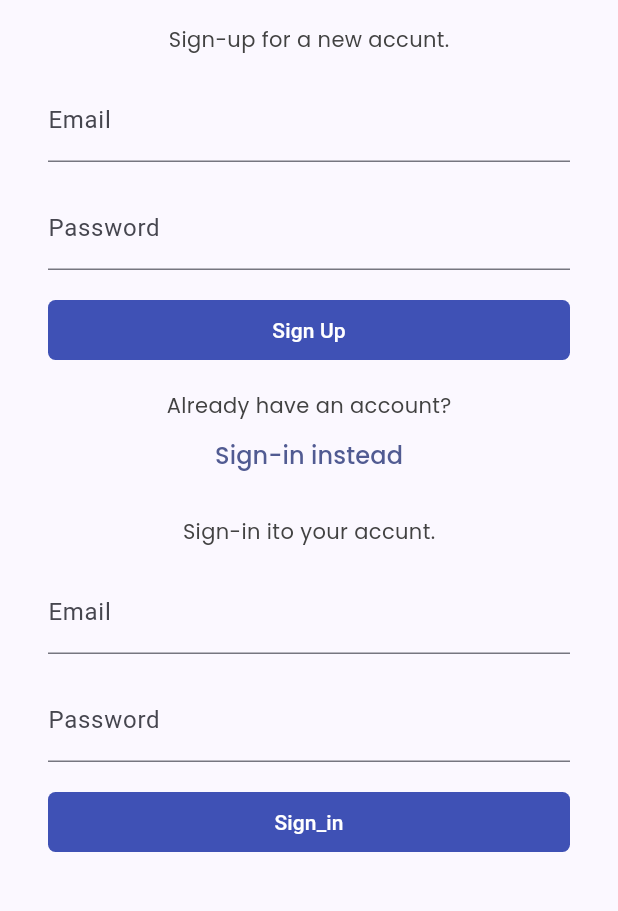
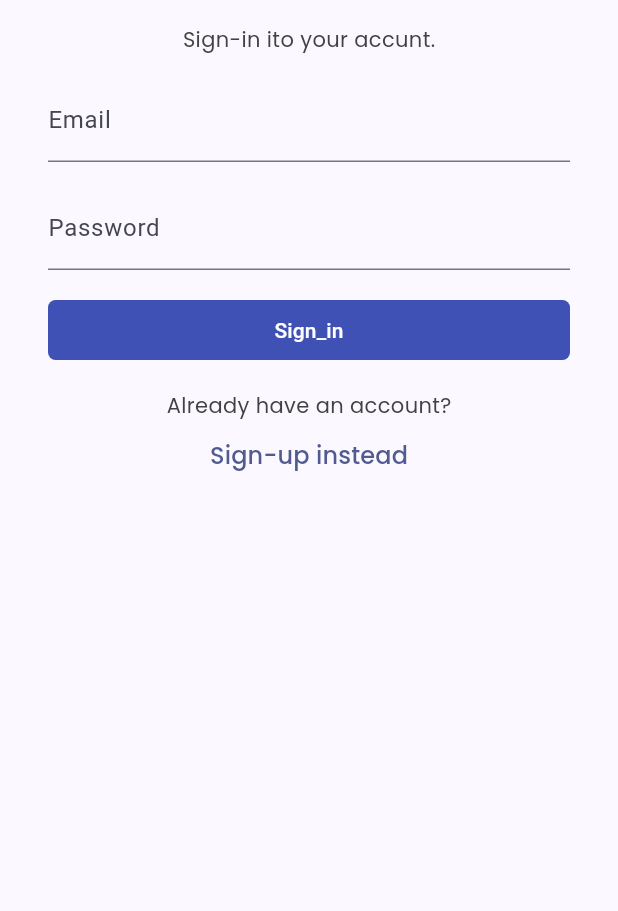
Before and after one commit to emagnu/auth, a Flutter app: the screen it shows after launch, after a tap on "Sign-in instead", on a phone screen of 412 x 824 dp, the part 186-1097 px from its top. Run offline on Flutter 3.47's test engine with Material 3 defaults, Android fonts, the phone set to English and light mode, and no system bars; our stand-ins replace google_fonts.

```diff
--- a/lib/src/presentation/ui/screes/welcome_screen.dart
+++ b/lib/src/presentation/ui/screes/welcome_screen.dart
@@ -8,13 +8,18 @@ import '../welcome/sign_in_form.dart';
 import '../welcome/sign_up_form.dart';
 //  //  ///
 
-class WelcomeScreen extends StatelessWidget {
+class WelcomeScreen extends StatefulWidget {
   const WelcomeScreen({super.key});
 
   @override
+  State<WelcomeScreen> createState() => _WelcomeScreenState();
+}
+
+class _WelcomeScreenState extends State<WelcomeScreen> {
+  bool isSignUpForm = true;
+
+  @override
   Widget build(BuildContext context) {
-    bool isSignUpForm = true;
-
     return Scaffold(
       appBar: AppBar(
         title: const Text('Flutter Auth'),
@@ -37,7 +42,9 @@ class WelcomeScreen extends StatelessWidget {
                     const StyledBodyText('Already have an account?'),
                     TextButton(
                       onPressed: () {
-                        isSignUpForm = false;
+                        setState(() {
+                          isSignUpForm = false;
+                        });
                       },
                       child: Text(
                         'Sign-in instead',
@@ -49,7 +56,26 @@ class WelcomeScreen extends StatelessWidget {
                 ),
 
               // Sign in screen
-              SignInForm(),
+              if (!isSignUpForm)
+                Column(
+                  children: <Widget>[
+                    // Sign up screen
+                    SignInForm(),
+                    const StyledBodyText('Already have an account?'),
+                    TextButton(
+                      onPressed: () {
+                        setState(() {
+                          isSignUpForm = true;
+                        });
+                      },
+                      child: Text(
+                        'Sign-up instead',
+                        style: GoogleFonts.poppins(
+                            fontSize: 16, fontWeight: FontWeight.w500),
+                      ),
+                    ),
+                  ],
+                ),
             ],
           ),
         ),
```
